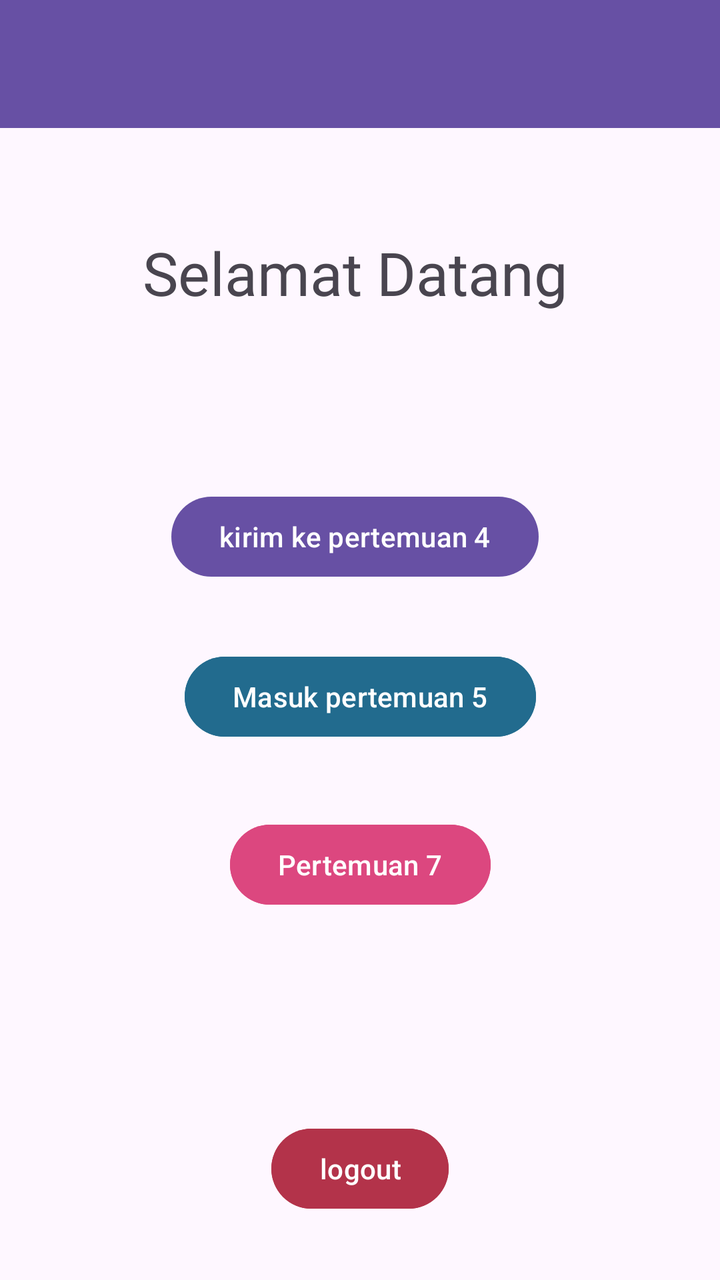
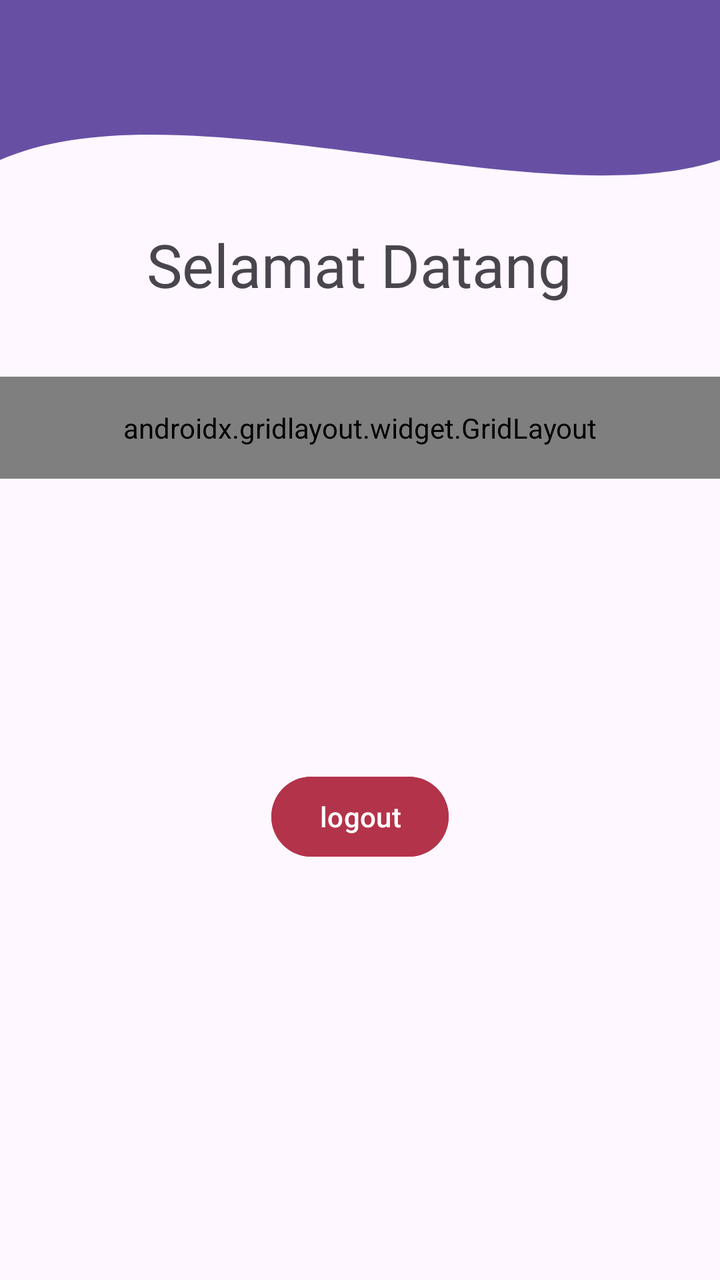

Before-and-after screenshots of an Android layout around one commit, followed by the original layout XML and the change that was made.
<!-- AndroidManifest.xml: application theme Theme.Tasya_3tif -->
<!-- res/layout/fragment_home.xml -->
<?xml version="1.0" encoding="utf-8"?>
<androidx.constraintlayout.widget.ConstraintLayout xmlns:android="http://schemas.android.com/apk/res/android"
    xmlns:tools="http://schemas.android.com/tools"
    android:layout_width="match_parent"
    android:layout_height="match_parent"
    xmlns:app="http://schemas.android.com/apk/res-auto"
    tools:context=".home.HomeFragment">

    <androidx.appcompat.widget.Toolbar
        android:id="@+id/toolbar"
        android:layout_width="match_parent"
        android:layout_height="?attr/actionBarSize"
        android:background="?attr/colorPrimary"
        app:layout_constraintEnd_toEndOf="parent"
        app:layout_constraintStart_toStartOf="parent"
        app:layout_constraintTop_toTopOf="parent"
        app:subtitleTextColor="@android:color/white"
        app:titleTextColor="@android:color/white"
        app:layout_scrollFlags="scroll|enterAlways"/>

    <TextView
        android:id="@+id/inputan"
        android:layout_width="wrap_content"
        android:layout_height="wrap_content"
        android:layout_marginTop="116dp"
        android:backgroundTint="@color/black"
        android:fontFamily="@font/chewy"
        android:text="Selamat Datang"
        android:textSize="30sp"
        app:layout_constraintEnd_toEndOf="parent"
        app:layout_constraintHorizontal_bias="0.484"
        app:layout_constraintStart_toStartOf="parent"
        app:layout_constraintTop_toTopOf="parent" />

    <Button
        android:id="@+id/btnToFourth"
        android:layout_width="wrap_content"
        android:layout_height="wrap_content"
        android:layout_marginTop="88dp"
        android:text="kirim ke pertemuan 4"
        app:layout_constraintEnd_toEndOf="parent"
        app:layout_constraintHorizontal_bias="0.486"
        app:layout_constraintStart_toStartOf="parent"
        app:layout_constraintTop_toBottomOf="@+id/inputan" />

    <Button
        android:id="@+id/btnToFifth"
        android:layout_width="wrap_content"
        android:layout_height="wrap_content"
        android:layout_marginTop="32dp"
        android:text="Masuk pertemuan 5"
        android:backgroundTint="#226B8E"
        app:layout_constraintEnd_toEndOf="parent"
        app:layout_constraintHorizontal_bias="0.501"
        app:layout_constraintStart_toStartOf="parent"
        app:layout_constraintTop_toBottomOf="@+id/btnToFourth" />

    <Button
        android:id="@+id/btnLogout"
        android:layout_width="wrap_content"
        android:layout_height="wrap_content"
        android:layout_marginTop="104dp"
        android:backgroundTint="#B3334A"
        android:text="logout"
        app:layout_constraintEnd_toEndOf="parent"
        app:layout_constraintStart_toStartOf="parent"
        app:layout_constraintTop_toBottomOf="@+id/btnToSeventh" />

    <Button
        android:id="@+id/btnToSeventh"
        android:layout_width="wrap_content"
        android:layout_height="wrap_content"
        android:layout_marginTop="36dp"
        android:backgroundTint="#DC477F"
        android:text="Pertemuan 7"
        app:layout_constraintEnd_toEndOf="parent"
        app:layout_constraintStart_toStartOf="parent"
        app:layout_constraintTop_toBottomOf="@+id/btnToFifth" />
</androidx.constraintlayout.widget.ConstraintLayout>
<!-- resources referenced by this layout -->
<resources>
  <color name="black">#FF000000</color>
  <style name="Theme.Tasya_3tif" parent="Base.Theme.Tasya_3tif" />
  <style name="Base.Theme.Tasya_3tif" parent="Theme.Material3.DayNight.NoActionBar">
          
          
      </style>
</resources>

<!-- the commit's change to res/layout/fragment_home.xml (unified diff, before → after) -->
@@ -5,6 +5,15 @@
     android:layout_height="match_parent"
     xmlns:app="http://schemas.android.com/apk/res-auto"
     tools:context=".home.HomeFragment">
+
+    <View
+        android:id="@+id/background_header"
+        android:layout_width="0dp"
+        android:layout_height="200dp"
+        android:background="@drawable/bg_header_wave"
+        app:layout_constraintStart_toStartOf="parent"
+        app:layout_constraintEnd_toEndOf="parent"
+        app:layout_constraintTop_toTopOf="parent"/>
 
     <androidx.appcompat.widget.Toolbar
         android:id="@+id/toolbar"
@@ -22,58 +31,83 @@
         android:id="@+id/inputan"
         android:layout_width="wrap_content"
         android:layout_height="wrap_content"
-        android:layout_marginTop="116dp"
+        android:layout_marginTop="112dp"
         android:backgroundTint="@color/black"
         android:fontFamily="@font/chewy"
         android:text="Selamat Datang"
         android:textSize="30sp"
         app:layout_constraintEnd_toEndOf="parent"
-        app:layout_constraintHorizontal_bias="0.484"
+        app:layout_constraintHorizontal_bias="0.497"
         app:layout_constraintStart_toStartOf="parent"
         app:layout_constraintTop_toTopOf="parent" />
 
-    <Button
-        android:id="@+id/btnToFourth"
-        android:layout_width="wrap_content"
+    <androidx.gridlayout.widget.GridLayout
+        android:layout_width="match_parent"
         android:layout_height="wrap_content"
-        android:layout_marginTop="88dp"
-        android:text="kirim ke pertemuan 4"
+        android:layout_marginTop="36dp"
+        android:padding="16dp"
+        app:columnCount="2"
         app:layout_constraintEnd_toEndOf="parent"
-        app:layout_constraintHorizontal_bias="0.486"
+        app:layout_constraintHorizontal_bias="0.0"
         app:layout_constraintStart_toStartOf="parent"
-        app:layout_constraintTop_toBottomOf="@+id/inputan" />
+        app:layout_constraintTop_toBottomOf="@+id/inputan"
+        app:useDefaultMargins="true">
 
-    <Button
-        android:id="@+id/btnToFifth"
-        android:layout_width="wrap_content"
-        android:layout_height="wrap_content"
-        android:layout_marginTop="32dp"
-        android:text="Masuk pertemuan 5"
-        android:backgroundTint="#226B8E"
-        app:layout_constraintEnd_toEndOf="parent"
-        app:layout_constraintHorizontal_bias="0.501"
-        app:layout_constraintStart_toStartOf="parent"
-        app:layout_constraintTop_toBottomOf="@+id/btnToFourth" />
+        <Button
+            android:id="@+id/btnToFourth"
+            android:layout_width="wrap_content"
+            android:layout_height="wrap_content"
+            android:text="Pertemuan 4"
+            app:layout_columnWeight="1"
+            app:layout_constraintEnd_toEndOf="parent"
+            app:layout_constraintStart_toStartOf="parent"
+            app:layout_gravity="fill_horizontal" />
+
+        <Button
+            android:id="@+id/btnToFifth"
+            android:layout_width="wrap_content"
+            android:layout_height="wrap_content"
+            android:backgroundTint="#226B8E"
+            android:text="Pertemuan 5"
+            app:layout_columnWeight="1"
+            app:layout_constraintEnd_toEndOf="parent"
+            app:layout_constraintHorizontal_bias="0.501"
+            app:layout_constraintStart_toStartOf="parent"
+            app:layout_gravity="fill_horizontal" />
+
+        <Button
+            android:id="@+id/btnToSeventh"
+            android:layout_width="wrap_content"
+            android:layout_height="wrap_content"
+            android:backgroundTint="#DC477F"
+            android:text="Pertemuan 7"
+            app:layout_columnWeight="1"
+            app:layout_constraintEnd_toEndOf="parent"
+            app:layout_constraintStart_toStartOf="parent"
+            app:layout_gravity="fill_horizontal" />
+
+        <Button
+            android:id="@+id/btnToTenth"
+            android:layout_width="wrap_content"
+            android:layout_height="wrap_content"
+            android:backgroundTint="#F45322"
+            android:text="Pertemuan 10"
+            app:layout_columnWeight="1"
+            app:layout_constraintEnd_toEndOf="parent"
+            app:layout_constraintStart_toStartOf="parent"
+            app:layout_gravity="fill_horizontal" />
+    </androidx.gridlayout.widget.GridLayout>
 
     <Button
         android:id="@+id/btnLogout"
         android:layout_width="wrap_content"
         android:layout_height="wrap_content"
-        android:layout_marginTop="104dp"
+        android:layout_marginTop="232dp"
         android:backgroundTint="#B3334A"
         android:text="logout"
+        app:layout_columnWeight="1"
         app:layout_constraintEnd_toEndOf="parent"
         app:layout_constraintStart_toStartOf="parent"
-        app:layout_constraintTop_toBottomOf="@+id/btnToSeventh" />
-
-    <Button
-        android:id="@+id/btnToSeventh"
-        android:layout_width="wrap_content"
-        android:layout_height="wrap_content"
-        android:layout_marginTop="36dp"
-        android:backgroundTint="#DC477F"
-        android:text="Pertemuan 7"
-        app:layout_constraintEnd_toEndOf="parent"
-        app:layout_constraintStart_toStartOf="parent"
-        app:layout_constraintTop_toBottomOf="@+id/btnToFifth" />
+        app:layout_constraintTop_toBottomOf="@+id/inputan"
+        app:layout_gravity="fill_horizontal" />
 </androidx.constraintlayout.widget.ConstraintLayout>
<!-- resource entries referenced after the edit -->
@@ -1,6 +1,25 @@
 <!-- resources referenced by this layout -->
 <resources>
   <color name="black">#FF000000</color>
+  <!-- drawable bg_header_wave (drawable) -->
+  <?xml version="1.0" encoding="utf-8"?>
+  <vector xmlns:android="http://schemas.android.com/apk/res/android"
+      android:width="100dp"
+      android:height="100dp"
+      android:viewportWidth="100"
+      android:viewportHeight="100">
+  
+      <path
+          android:fillColor="?attr/colorPrimary"
+          android:pathData="
+              M0,0
+              L100,0
+              L100,40
+              C 75,55
+                25,20
+                0,40
+              Z" />
+  </vector>
   <style name="Theme.Tasya_3tif" parent="Base.Theme.Tasya_3tif" />
   <style name="Base.Theme.Tasya_3tif" parent="Theme.Material3.DayNight.NoActionBar">
           
